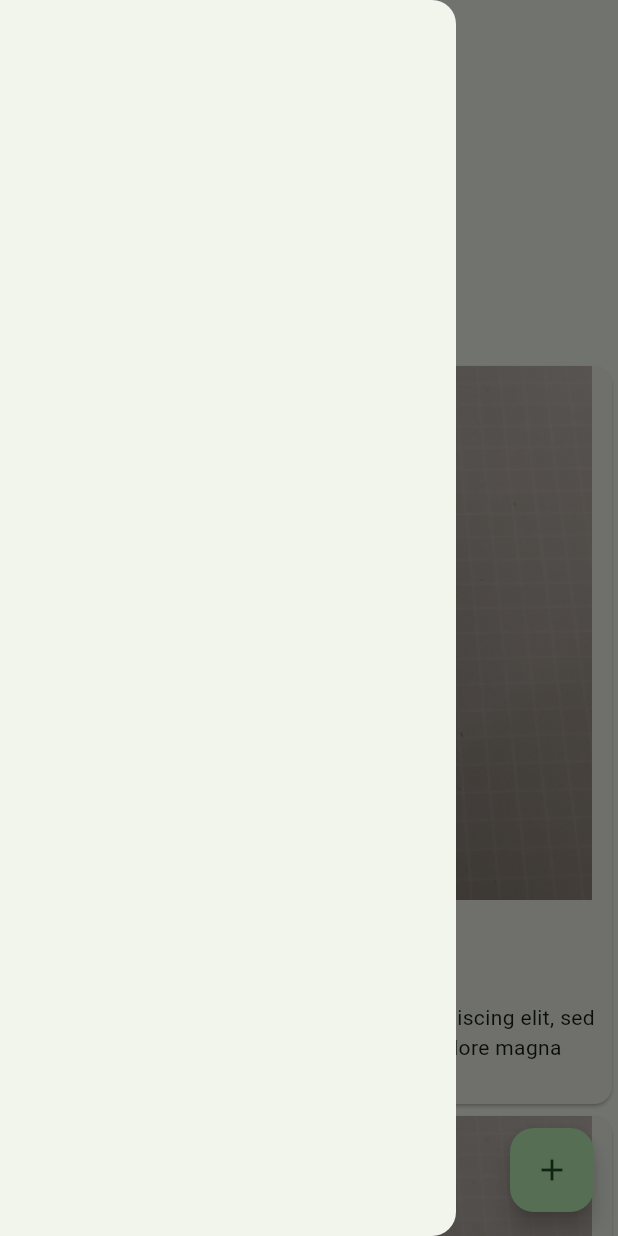
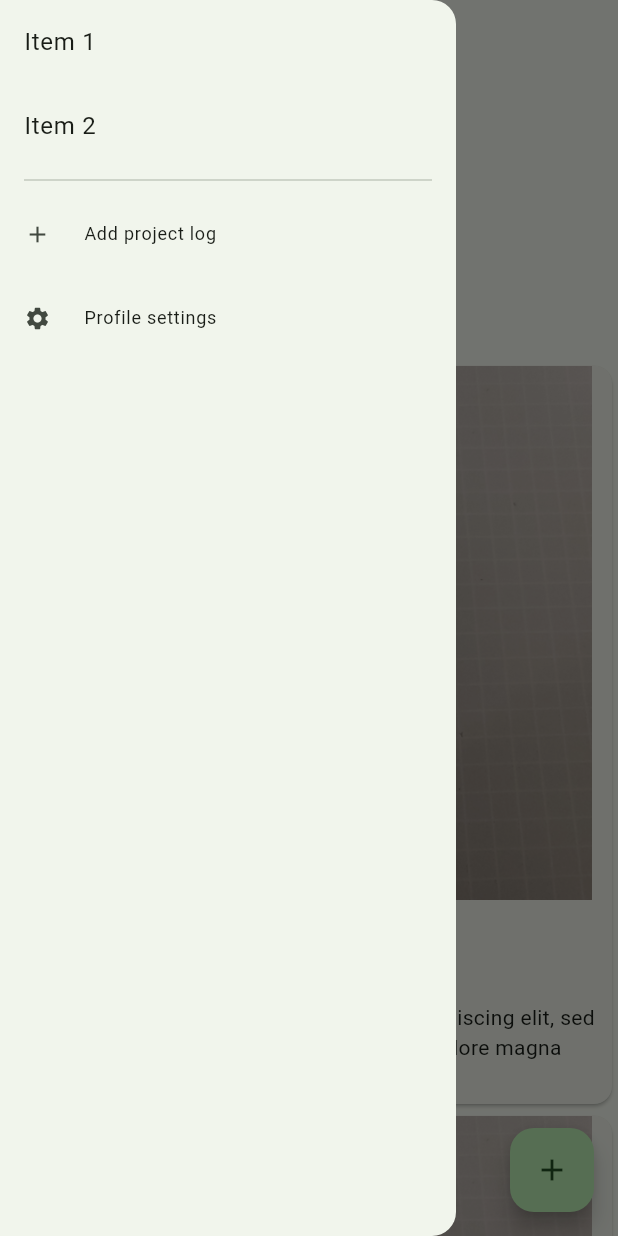
Before and after one commit to R0KK1T/CoDoC, a Flutter app: the screen it shows after launch, with the side drawer open, on a phone screen of 412 x 824 dp. Run offline on Flutter 3.47's test engine with Material 2 defaults, Android fonts, the phone set to English and light mode, and no system bars; our stand-ins replace firebase_core; accounts and stored records are empty.

```diff
--- a/lib/feed_screen.dart
+++ b/lib/feed_screen.dart
@@ -38,7 +38,58 @@ class _MyHomePageState extends State<MyHomePage> {
   @override
   Widget build(BuildContext context) {
     return Scaffold(
-      drawer: Drawer(),
+      drawer: Drawer(
+        child: ListView(
+          children: [
+            ListTile(
+              title: const Text('Item 1'),
+              onTap: () {
+                // Update the state of the app.
+                // ...
+              },
+            ),
+            ListTile(
+              title: const Text('Item 2'),
+              onTap: () {
+                // Update the state of the app.
+                // ...
+              },
+            ),
+            Divider(
+              indent: 16,
+              endIndent: 16,
+            ),
+            ListTile(
+              title: const Text(
+                'Add project log',
+                style: TextStyle(fontSize: 12),
+              ),
+              leading: Icon(
+                Icons.add,
+                size: 18,
+              ),
+              onTap: () {
+                // Update the state of the app.
+                // ...
+              },
+            ),
+            ListTile(
+              title: const Text(
+                'Profile settings',
+                style: TextStyle(fontSize: 12),
+              ),
+              leading: Icon(
+                Icons.settings,
+                size: 18,
+              ),
+              onTap: () {
+                // Update the state of the app.
+                // ...
+              },
+            ),
+          ],
+        ),
+      ),
       appBar: AppBar(
         title: const Text('CODOC'),
         centerTitle: true,
```
